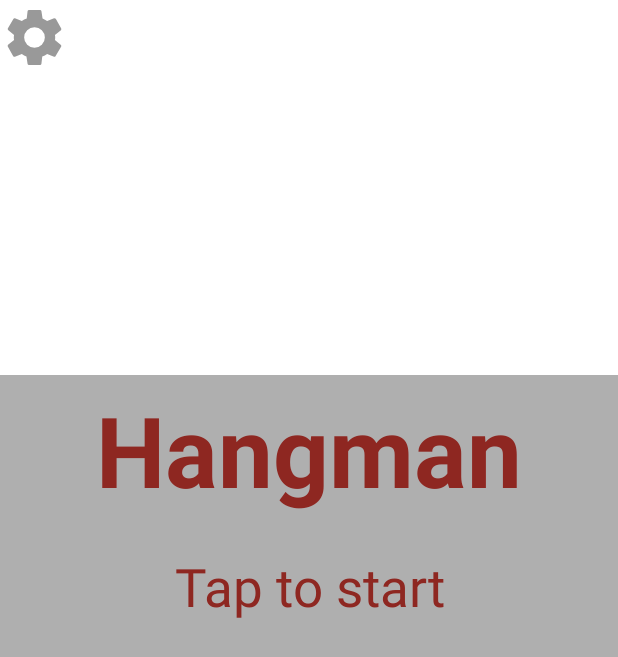
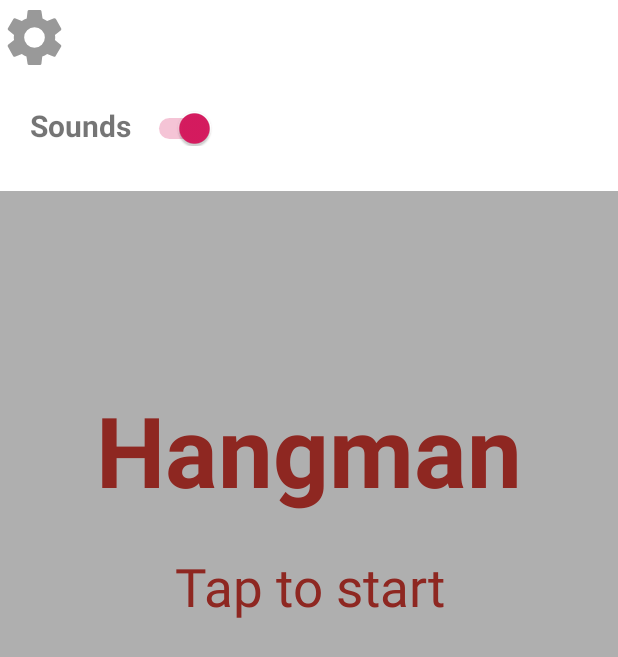
Before and after one commit to maltebp/HangManApp, an Android app: the screen it shows after launch (MainActivity), after a tap on an icon or button, on a phone screen of 412 x 824 dp. Shown: the top 657 px of the screen. Run offline under Robolectric (Android 15) with nearby library versions, the phone set to English and light mode, and no system bars.

Commit message:
Added toggleable soundeffects

```diff
--- a/app/src/main/java/com/example/hangman/BFrag.java
+++ /dev/null
@@ -1,19 +0,0 @@
-package com.example.hangman;
-
-import android.os.Bundle;
-import android.view.LayoutInflater;
-import android.view.View;
-import android.view.ViewGroup;
-
-import androidx.fragment.app.Fragment;
-
-public class BFrag extends Fragment {
-
-
-    @Override
-    public View onCreateView(LayoutInflater inflater, ViewGroup container, Bundle savedInstanceState){
-        View view = inflater.inflate(R.layout.fragment_b, container, false);
-
-        return view;
-    }
-}
--- a/app/src/main/java/com/example/hangman/MainActivity.java
+++ b/app/src/main/java/com/example/hangman/MainActivity.java
@@ -10,9 +10,8 @@ import android.view.View;
 
 public class MainActivity extends AppCompatActivity implements View.OnClickListener {
 
-    private int[] fragStatus = {0, 1};
     private boolean menuActive = false;
-    private Fragment menuFrag = new BFrag();
+    private Fragment menuFrag = new Settings();
     private Fragment fadeFrag = new BackgroundFade_Frag();
 
     @Override
--- /dev/null
+++ b/app/src/main/java/com/example/hangman/Settings.java
@@ -0,0 +1,31 @@
+package com.example.hangman;
+
+import android.os.Bundle;
+import android.view.LayoutInflater;
+import android.view.View;
+import android.view.ViewGroup;
+import android.widget.CompoundButton;
+import android.widget.Switch;
+
+import androidx.fragment.app.Fragment;
+
+public class Settings extends Fragment implements Switch.OnCheckedChangeListener {
+
+
+    @Override
+    public View onCreateView(LayoutInflater inflater, ViewGroup container, Bundle savedInstanceState){
+        View view = inflater.inflate(R.layout.fragment_settings, container, false);
+
+        ((Switch) view.findViewById(R.id.settings_sounds)).setOnCheckedChangeListener(this);
+
+        return view;
+    }
+
+
+    @Override
+    public void onCheckedChanged(CompoundButton btn, boolean isChecked) {
+        if(btn == getView().findViewById(R.id.settings_sounds)){
+            SoundManager.getInstance().setSoundsEnabled(isChecked);
+        }
+    }
+}
--- a/app/src/main/res/layout/fragment_b.xml
+++ /dev/null
@@ -1,20 +0,0 @@
-<?xml version="1.0" encoding="utf-8"?>
-<FrameLayout xmlns:android="http://schemas.android.com/apk/res/android"
-    xmlns:tools="http://schemas.android.com/tools"
-    android:layout_width="match_parent"
-    android:layout_height="match_parent"
-    tools:context=".BFrag">
-
-    <TextView
-        android:layout_width="match_parent"
-        android:layout_height="200dp"
-        android:gravity="center"
-
-        android:text="B"
-        android:textSize="75sp"
-        android:textStyle="bold"
-        android:textColor="#FFFFFF"
-        android:background="#FFFFFF"
-        />
-
-</FrameLayout>
--- /dev/null
+++ b/app/src/main/res/layout/fragment_settings.xml
@@ -0,0 +1,50 @@
+<?xml version="1.0" encoding="utf-8"?>
+<TableLayout xmlns:android="http://schemas.android.com/apk/res/android"
+    xmlns:app="http://schemas.android.com/apk/res-auto"
+    xmlns:tools="http://schemas.android.com/tools"
+
+    android:id="@+id/settings_frag"
+
+    android:layout_width="match_parent"
+    android:layout_height="wrap_content"
+    android:padding="20dp"
+    tools:context=".Intro"
+    android:background="#FFFFFF">
+
+    <TableRow
+        android:layout_marginBottom="10dp">>
+        <TextView
+            android:text="Sounds"
+            android:textStyle="bold"
+            android:textSize="20sp"
+            android:layout_width="75dp"
+            />
+
+        <Switch
+            android:id="@+id/settings_sounds"
+            android:layout_width="wrap_content"
+            android:layout_height="wrap_content"
+            android:checked="true"
+            />
+    </TableRow>
+
+<!--
+
+    <TableRow
+        android:layout_marginBottom="1dp">
+        <TextView
+            android:text="Music"
+            android:textStyle="bold"
+            android:textSize="20sp"
+            android:layout_width="75dp"
+            />
+
+        <Switch
+            android:id="@+id/settings_music"
+            android:layout_width="wrap_content"
+            android:layout_height="wrap_content"
+            android:checked="true"/>
+    </TableRow>
+-->
+
+</TableLayout>
```
Also changed, not shown: app/src/main/java/com/example/hangman/Finished.java (added, +52 -0 lines), app/src/main/java/com/example/hangman/Game.java (+9 -0 lines), app/src/main/java/com/example/hangman/SoundManager.java (added, +35 -0 lines), app/src/main/res/layout/fragment_finished.xml (added, +78 -0 lines), 2 other files.
